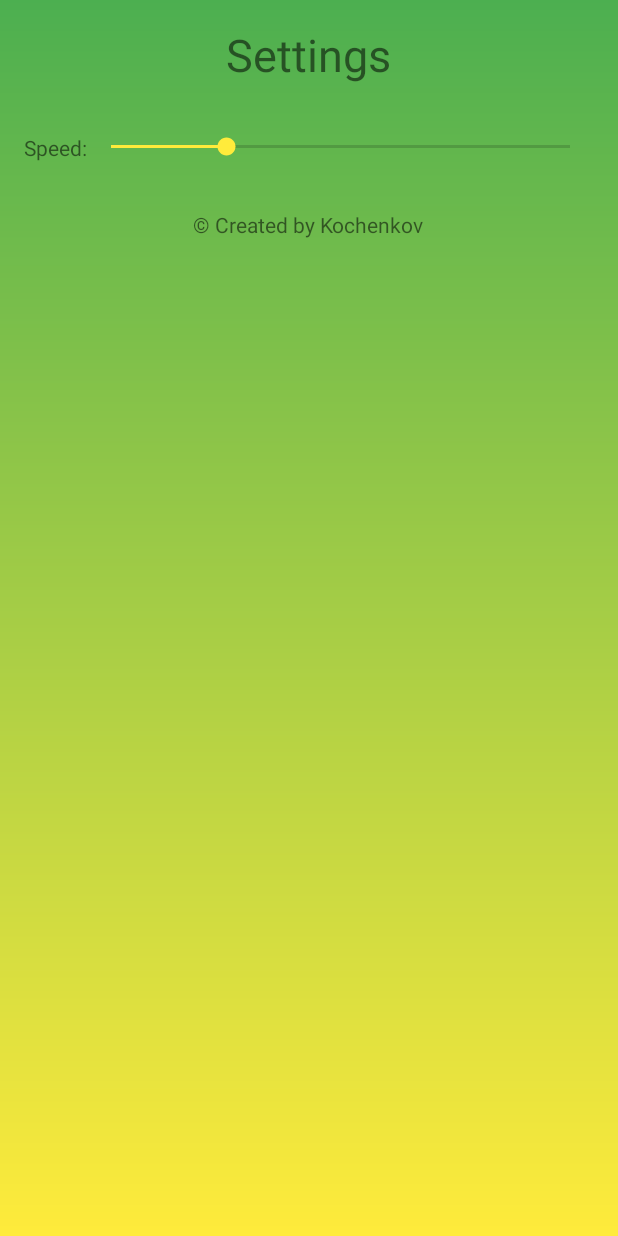
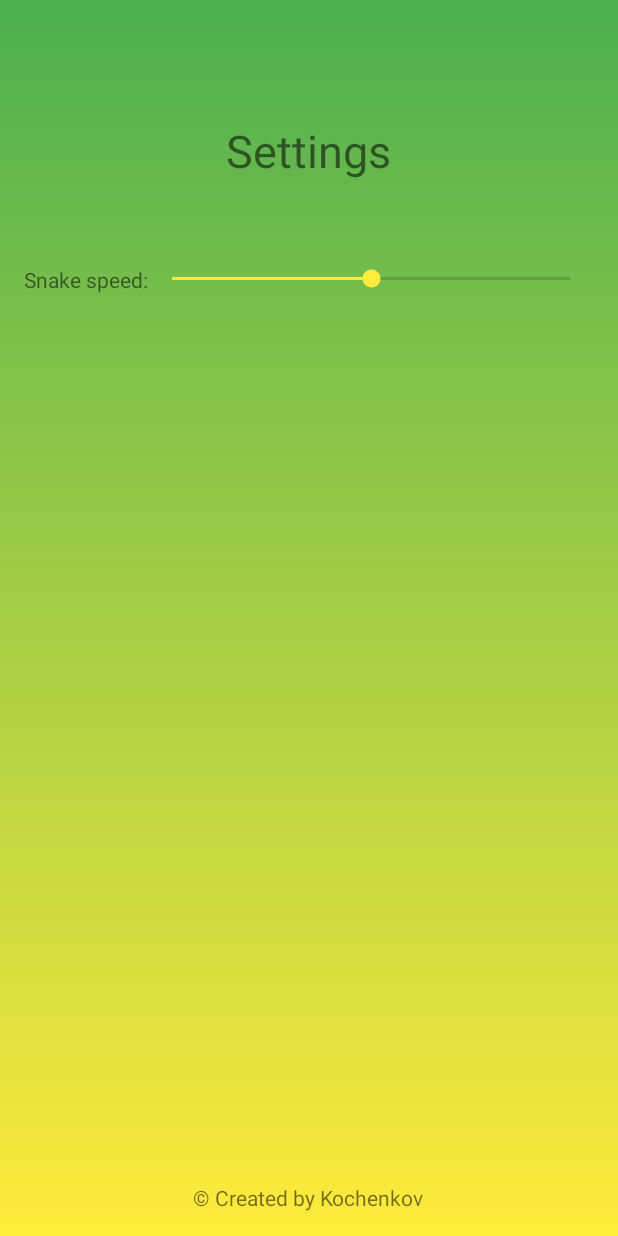
Before and after one commit to Kochenkov/AndroidApp-SnakeGame, an Android app: the SettingsActivity screen opened directly, with no data from a screen before it, on a phone screen of 412 x 824 dp. Run offline under Robolectric (Android 15) with nearby library versions, the phone set to English and light mode, and no system bars.

Commit message:
added settings screen for chose speed, and dataStore for hold all settings params (score, speed)

```diff
--- a/app/build.gradle
+++ b/app/build.gradle
@@ -9,8 +9,8 @@ android {
         applicationId "com.vkochenkov.snakegame"
         minSdkVersion 21
         targetSdkVersion 30
-        versionCode 5
-        versionName "1.2"
+        versionCode 6
+        versionName "1.3"
 
         testInstrumentationRunner "androidx.test.runner.AndroidJUnitRunner"
     }
--- /dev/null
+++ b/app/src/main/java/com/vkochenkov/App.kt
@@ -0,0 +1,20 @@
+package com.vkochenkov
+
+import android.app.Application
+import android.content.Context
+import android.content.SharedPreferences
+
+class App : Application() {
+
+    var dataStore: DataStore? = null
+
+    companion object {
+        var instance: App? = null
+    }
+
+    override fun onCreate() {
+        super.onCreate()
+        dataStore = DataStore(applicationContext)
+        instance = this
+    }
+}
--- a/app/src/main/java/com/vkochenkov/Data.kt
+++ /dev/null
@@ -1,5 +0,0 @@
-package com.vkochenkov
-
-object Data {
-     var speedValue: Int = 250
-}
--- a/app/src/main/java/com/vkochenkov/snakegame/activities/SettingsActivity.kt
+++ b/app/src/main/java/com/vkochenkov/snakegame/activities/SettingsActivity.kt
@@ -4,21 +4,24 @@ import android.os.Bundle
 import android.widget.SeekBar
 import android.widget.Toast
 import androidx.appcompat.app.AppCompatActivity
-import com.vkochenkov.Data
+import com.vkochenkov.App
+import com.vkochenkov.DataStore
 import com.vkochenkov.snakegame.R
 
 class SettingsActivity : AppCompatActivity() {
 
     private lateinit var seekBar: SeekBar
     private var toast: Toast? = null
+    private var dataStore: DataStore? = null
 
     override fun onCreate(savedInstanceState: Bundle?) {
         super.onCreate(savedInstanceState)
         setContentView(R.layout.activity_settings)
 
+        dataStore = App.instance!!.dataStore
 
         seekBar = findViewById(R.id.sb_settings_speed)
-        seekBar.progress = Data.speedValue
+        seekBar.progress = dataStore!!.getSpeed()
         seekBar.setOnSeekBarChangeListener(object : SeekBar.OnSeekBarChangeListener {
             override fun onProgressChanged(p0: SeekBar?, p1: Int, p2: Boolean) {
             }
@@ -27,11 +30,11 @@ class SettingsActivity : AppCompatActivity() {
             }
 
             override fun onStopTrackingTouch(p0: SeekBar?) {
-                Data.speedValue = seekBar.progress
+                dataStore!!.setSpeed(seekBar.progress)
                 toast?.cancel()
                 toast = Toast.makeText(
                     this@SettingsActivity,
-                    "Speed is ${Data.speedValue} ms",
+                    "Speed is ${dataStore!!.getSpeed()} ms",
                     Toast.LENGTH_SHORT
                 )
                 toast?.show()
--- a/app/src/main/res/layout/activity_settings.xml
+++ b/app/src/main/res/layout/activity_settings.xml
@@ -1,58 +1,52 @@
 <?xml version="1.0" encoding="utf-8"?>
-<ScrollView xmlns:android="http://schemas.android.com/apk/res/android"
-    xmlns:app="http://schemas.android.com/apk/res-auto"
+<LinearLayout xmlns:android="http://schemas.android.com/apk/res/android"
     xmlns:tools="http://schemas.android.com/tools"
     android:layout_width="match_parent"
     android:layout_height="match_parent"
     android:background="@drawable/main_gradient_background"
+    android:orientation="vertical"
     tools:context=".activities.SettingsActivity">
 
+    <TextView
+        android:layout_width="wrap_content"
+        android:layout_height="wrap_content"
+        android:layout_gravity="center_horizontal"
+        android:layout_marginTop="80dp"
+        android:layout_marginBottom="40dp"
+        android:text="@string/settings"
+        android:textSize="30sp" />
 
     <LinearLayout
         android:layout_width="match_parent"
         android:layout_height="wrap_content"
-        android:orientation="vertical">
+        android:layout_gravity="center_horizontal"
+        android:layout_margin="@dimen/main_margin"
+        android:orientation="horizontal">
 
         <TextView
             android:layout_width="wrap_content"
             android:layout_height="wrap_content"
-            android:layout_gravity="center_horizontal"
-            android:layout_margin="@dimen/main_margin"
-            android:text="@string/settings"
-            android:textSize="30sp" />
+            android:text="@string/speed_settings_str" />
 
-        <LinearLayout
-            android:layout_margin="@dimen/main_margin"
+        <SeekBar
+            android:id="@+id/sb_settings_speed"
             android:layout_width="match_parent"
             android:layout_height="wrap_content"
-            android:orientation="horizontal"
-            android:layout_gravity="center_horizontal">
-
-            <TextView
-                android:layout_width="wrap_content"
-                android:layout_height="wrap_content"
-                android:text="@string/speed_settings_str"
-                />
-
-            <SeekBar
-                android:max="1000"
-                android:id="@+id/sb_settings_speed"
-                android:layout_width="match_parent"
-                android:layout_height="wrap_content"
-                />
-
-        </LinearLayout>
-
-
-
-        <TextView
-            android:layout_margin="@dimen/main_margin"
-            android:layout_width="wrap_content"
-            android:layout_height="wrap_content"
-            android:layout_gravity="center_horizontal"
-            android:text="@string/creator"
-            />
+            android:max="1000" />
 
     </LinearLayout>
 
-</ScrollView>
+    <View
+        android:layout_width="0dp"
+        android:layout_height="0dp"
+        android:layout_weight="1" />
+
+
+    <TextView
+        android:layout_width="wrap_content"
+        android:layout_height="wrap_content"
+        android:layout_gravity="center_horizontal"
+        android:layout_margin="@dimen/main_margin"
+        android:text="@string/creator" />
+
+</LinearLayout>
--- a/app/src/main/res/values/strings.xml
+++ b/app/src/main/res/values/strings.xml
@@ -21,6 +21,6 @@
     <string name="share">share</string>
     <string name="share_link_text">Look at this game: https://play.google.com/store/apps/details?id=com.vkochenkov.snakegame</string>
     <string name="settings">Settings</string>
-    <string name="speed_settings_str">Speed:</string>
+    <string name="speed_settings_str">Snake speed:</string>
 
 </resources>
```
Also changed, not shown: app/src/main/AndroidManifest.xml (+5 -3 lines), app/src/main/java/com/vkochenkov/DataStore.kt (added, +33 -0 lines), app/src/main/java/com/vkochenkov/snakegame/activities/SnakeGameScreenActivity.java (+4 -8 lines), app/src/main/res/layout/activity_main.xml (+4 -6 lines).
